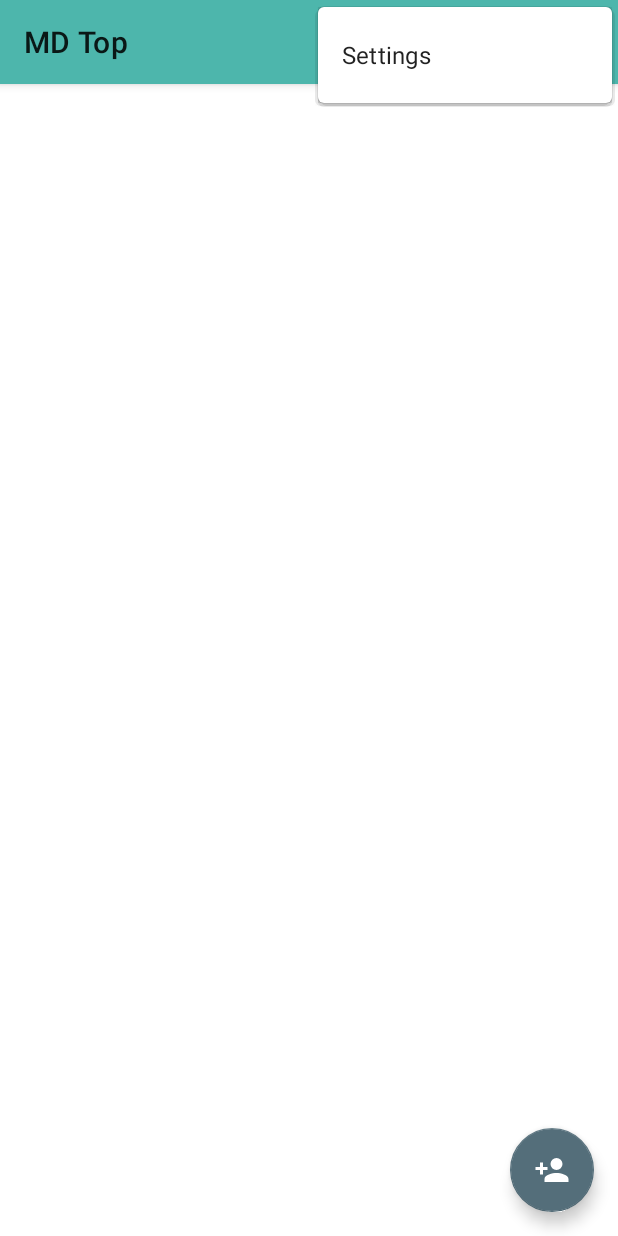
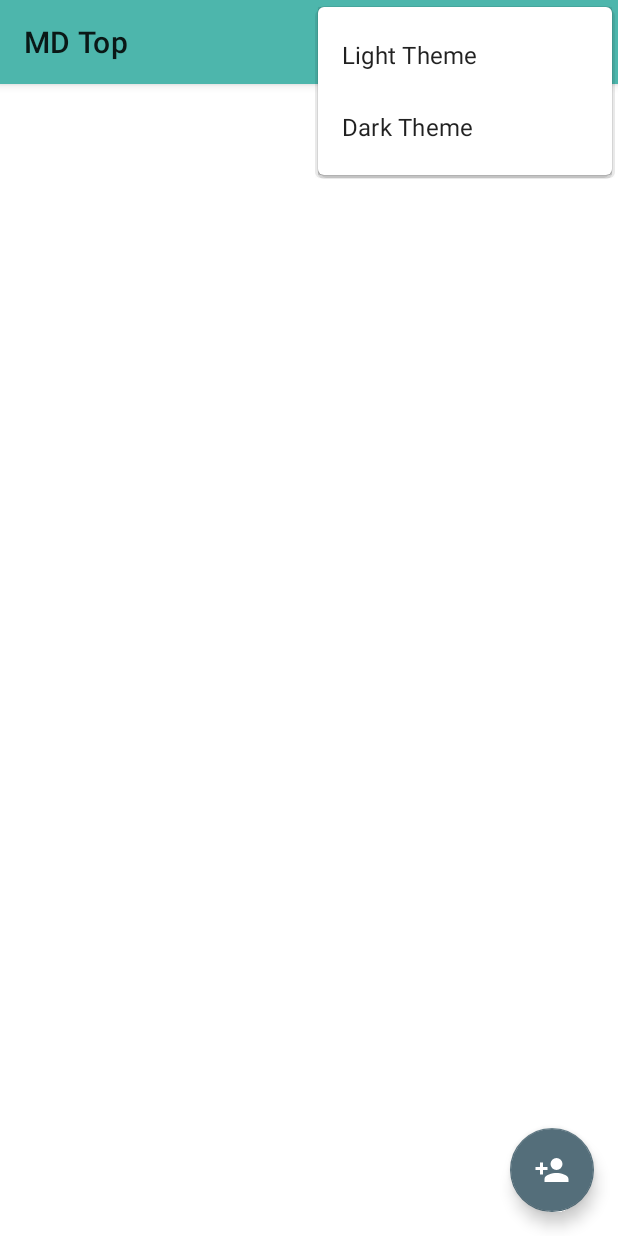
Before and after one commit to franlop24/MD-TopArtists, an Android app: the screen it shows after launch (MainActivity), with the options menu open, on a phone screen of 412 x 824 dp. Run offline under Robolectric (Android 15) with nearby library versions, the phone set to English and light mode, and no system bars; our stand-ins replace ButterKnife, CircleImageView; libraries missing offline, so code that uses them is left out: com.raizlabs.android; pictures from the network do not load; 3 statements that could not run were skipped.

Commit message:
Dark Theme - Primeros pasos

```diff
--- a/app/src/main/res/menu/menu_main.xml
+++ b/app/src/main/res/menu/menu_main.xml
@@ -3,8 +3,13 @@
     xmlns:tools="http://schemas.android.com/tools"
     tools:context="com.alain.cursos.top.MainActivity">
     <item
-        android:id="@+id/action_settings"
+        android:id="@+id/action_lightTheme"
         android:orderInCategory="100"
-        android:title="@string/action_settings"
+        android:title="@string/action_lightTheme"
+        app:showAsAction="never" />
+    <item
+        android:id="@+id/action_darkTheme"
+        android:orderInCategory="200"
+        android:title="@string/action_darkTheme"
         app:showAsAction="never" />
 </menu>
--- a/app/src/main/res/values/strings.xml
+++ b/app/src/main/res/values/strings.xml
@@ -1,6 +1,8 @@
 <resources>
     <string name="app_name">MD Top</string>
-    <string name="action_settings">Settings</string>
+
+    <string name="action_lightTheme">Light Theme</string>
+    <string name="action_darkTheme">Dark Theme</string>
 
     <string name="label_dialog_add">Añadir</string>
     <string name="label_dialog_cancel">Cancelar</string>
```
Also changed, not shown: app/src/main/java/com/alain/cursos/top/MainActivity.java (+8 -7 lines).
